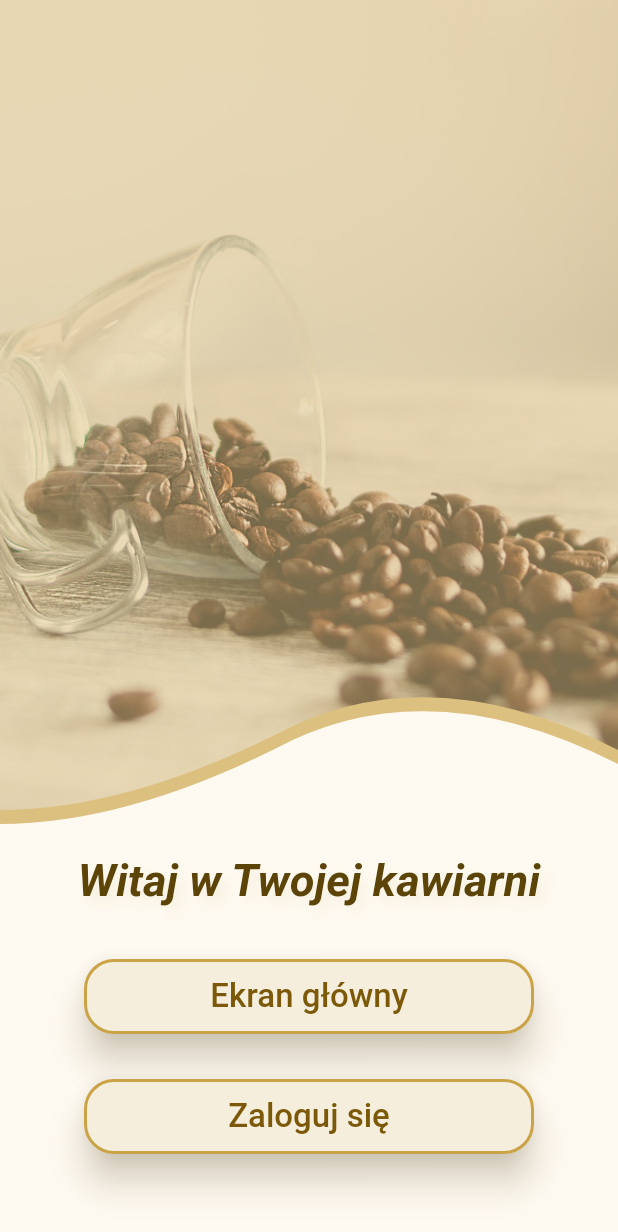
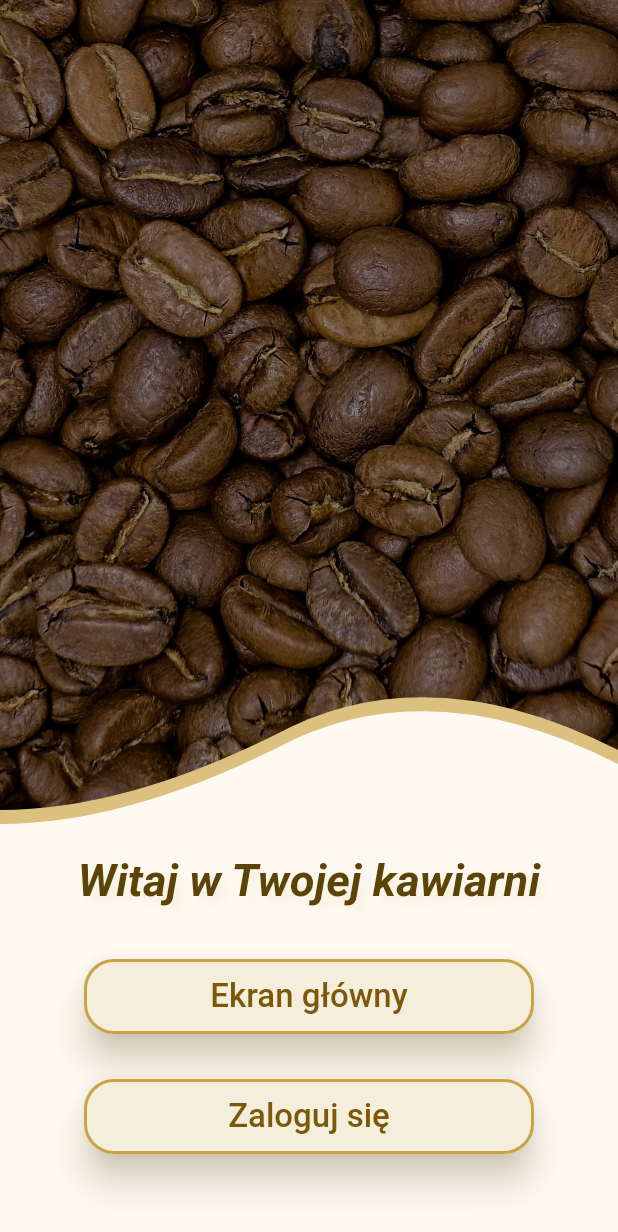
Before and after one commit to FerencMarcin/Cafe-mobile-app, a Flutter app: the screen it shows after launch, on a phone screen of 412 x 824 dp. Shown: the top 1232 px of the screen. Run offline on Flutter 3.47's test engine with Material 2 defaults, Android fonts, the phone set to English and light mode, and no system bars; our stand-ins replace carousel_slider, dio, flutter_secure_storage, get, jwt_decoder, shared_preferences; statements that could not run were skipped.

```diff
--- a/lib/theme/colors.dart
+++ b/lib/theme/colors.dart
@@ -14,6 +14,8 @@ class AppColors {
   static const projectYellow = Color(0xfff7b731);
   static const projectLightBlue = Color(0xff45aaf2);
   static const projectDarkBlue = Color(0xff2d98da);
+
+  static const test = Color(0xff919191);
 
   static const MaterialColor darkGoldenrodMap = MaterialColor(
     0xffedddb8,
--- a/lib/view/welcome_view.dart
+++ b/lib/view/welcome_view.dart
@@ -37,7 +37,7 @@ class _WelcomeViewState extends State<WelcomeView> {
                         shape: BoxShape.rectangle,
                         image: DecorationImage(
                             image: const AssetImage("images/initPageImage.jpg"),
-                            colorFilter: ColorFilter.mode(AppColors.floralWhite.withOpacity(0.5), BlendMode.modulate),
+                            colorFilter: ColorFilter.mode(AppColors.test, BlendMode.modulate),
                             fit: BoxFit.cover
                         ),
                       ),
```
Also changed, not shown: images/initPageImage.jpg, images/t2.jpg (added).
